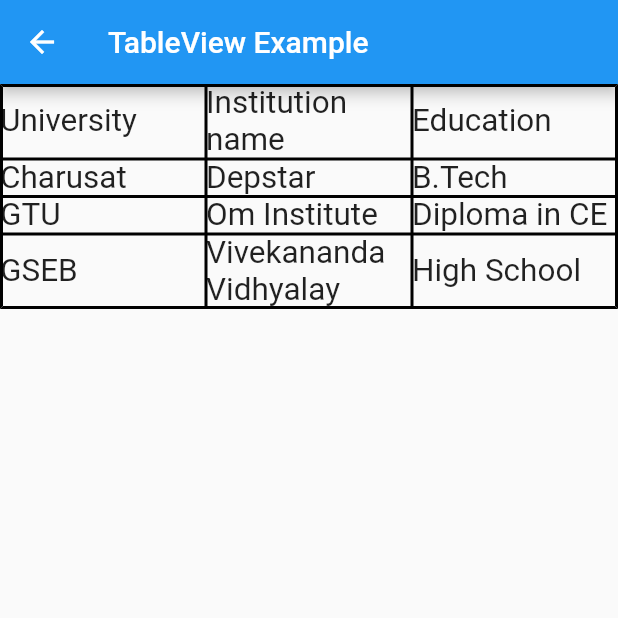
After one commit to manoj-simform/flutterBasics, a Flutter app: the TableViewExample screen opened by its route, on a phone screen of 412 x 824 dp, the top half of it. The commit adds this screen. Run offline on Flutter 3.47's test engine with Material 2 defaults, Android fonts, the phone set to English and light mode, and no system bars.

Commit message:
added GridView & TableView example

```diff
--- a/lib/data.dart
+++ b/lib/data.dart
@@ -14,6 +14,8 @@ var myDataList = [
   'future builder',
   'layout builder',
   'stream builder',
+  'gridview',
+  'tableview',
 ];
 
 var fruitList = List.generate(100, (index) => 'Fruit $index');
--- a/lib/main.dart
+++ b/lib/main.dart
@@ -2,12 +2,14 @@ import 'package:basic_widget/bottomsheet_dialogs.dart';
 import 'package:basic_widget/button_example.dart';
 import 'package:basic_widget/data.dart';
 import 'package:basic_widget/future_builder.dart';
+import 'package:basic_widget/gridview_example.dart';
 import 'package:basic_widget/image_example.dart';
 import 'package:basic_widget/layout_builder.dart';
 import 'package:basic_widget/row_example.dart';
 import 'package:basic_widget/stack_example.dart';
 import 'package:basic_widget/stream_builder.dart';
 import 'package:basic_widget/tab_bar_example.dart';
+import 'package:basic_widget/tableview_example.dart';
 import 'package:basic_widget/text_field_example.dart';
 import 'package:flutter/material.dart';
 
@@ -52,6 +54,8 @@ class MyApp extends StatelessWidget {
         '/future builder': (context) => const FutureBuilderExample(),
         '/layout builder': (context) => const LayoutBuilderExample(),
         '/stream builder': (context) => const StreamBuilderExample(),
+        '/gridview': (context) => const GridViewExample(),
+        '/tableview': (context) => const TableViewExample(),
       },
     );
   }
--- /dev/null
+++ b/lib/tableview_example.dart
@@ -0,0 +1,44 @@
+import 'package:flutter/material.dart';
+
+class TableViewExample extends StatelessWidget {
+  const TableViewExample({Key? key}) : super(key: key);
+
+  @override
+  Widget build(BuildContext context) {
+    return Scaffold(
+      appBar: AppBar(
+        title: const Text('TableView Example'),
+      ),
+      body: Table(
+        textDirection: TextDirection.rtl,
+        defaultVerticalAlignment: TableCellVerticalAlignment.middle,
+        border: TableBorder.all(width: 2.0, color: Colors.black),
+        children: const [
+          TableRow(children: [
+            Text(
+              "Education",
+              textScaleFactor: 1.5,
+            ),
+            Text("Institution name", textScaleFactor: 1.5),
+            Text("University", textScaleFactor: 1.5),
+          ]),
+          TableRow(children: [
+            Text("B.Tech", textScaleFactor: 1.5),
+            Text("Depstar", textScaleFactor: 1.5),
+            Text("Charusat", textScaleFactor: 1.5),
+          ]),
+          TableRow(children: [
+            Text("Diploma in CE", textScaleFactor: 1.5),
+            Text("Om Institute", textScaleFactor: 1.5),
+            Text("GTU", textScaleFactor: 1.5),
+          ]),
+          TableRow(children: [
+            Text("High School", textScaleFactor: 1.5),
+            Text("Vivekananda Vidhyalay", textScaleFactor: 1.5),
+            Text("GSEB", textScaleFactor: 1.5),
+          ]),
+        ],
+      ),
+    );
+  }
+}
```
Also changed, not shown: lib/gridview_example.dart (added, +34 -0 lines).
